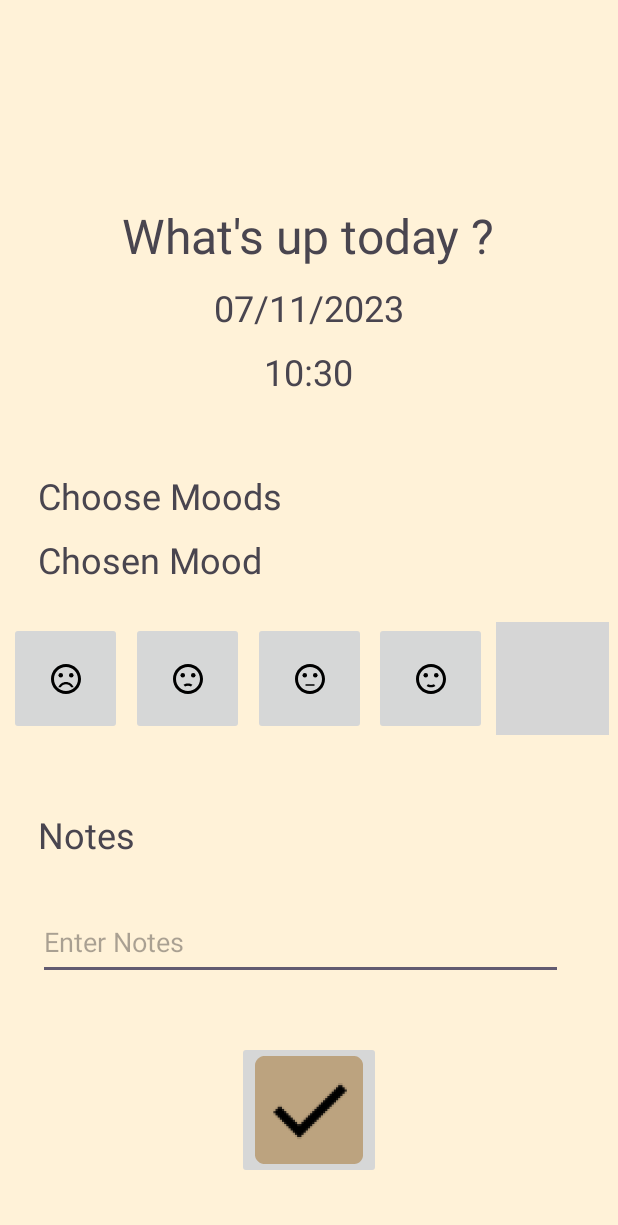
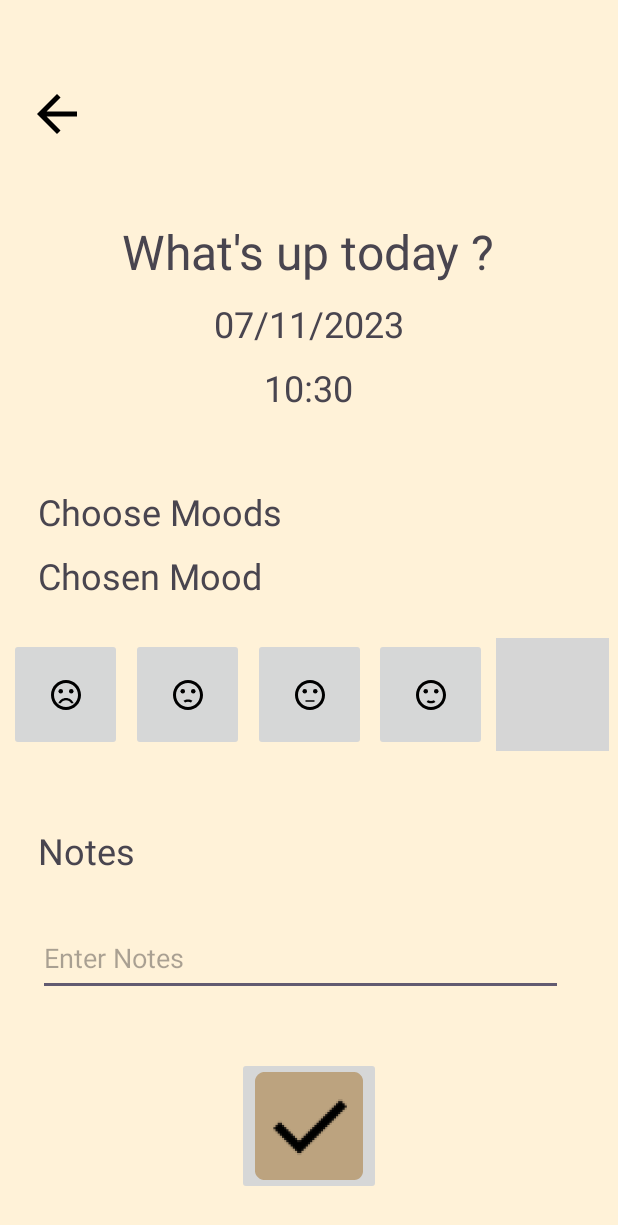
Before and after one commit to danielwidhiarto/Diary.ly, an Android app: the AddMoodsActivity screen opened directly, with no data from a screen before it, on a phone screen of 412 x 824 dp. Shown: the top 1225 px of the screen. Run offline under Robolectric (Android 15) with nearby library versions, the phone set to English and light mode, and no system bars; our stand-ins replace Firebase (no records; nobody signed in at launch, a user with empty details on screens opened directly); grey boxes are pictures that could not be loaded.

Commit message:
add moods back button

```diff
--- a/app/src/main/java/edu/bluejack23_1/diaryly/moods/AddMoodsActivity.kt
+++ b/app/src/main/java/edu/bluejack23_1/diaryly/moods/AddMoodsActivity.kt
@@ -6,6 +6,7 @@ import android.widget.ImageButton
 import android.widget.TextView
 import android.widget.Toast
 import androidx.appcompat.app.AppCompatActivity
+import androidx.appcompat.widget.AppCompatImageView
 import com.google.firebase.auth.FirebaseAuth
 import com.google.firebase.firestore.FirebaseFirestore
 import edu.bluejack23_1.diaryly.R
@@ -18,6 +19,7 @@ class AddMoodsActivity : AppCompatActivity() {
     private lateinit var chosenMoods: TextView
     private lateinit var etNotes: EditText
     private lateinit var saveButton: ImageButton
+    private lateinit var backButton: AppCompatImageView
 
     private var chosenMoodLevel: String = "Chosen Mood"
 
@@ -34,6 +36,7 @@ class AddMoodsActivity : AppCompatActivity() {
         chosenMoods = findViewById(R.id.moods)
         etNotes = findViewById(R.id.etNotes)
         saveButton = findViewById(R.id.saveButton)
+        backButton = findViewById(R.id.backButton)
 
         auth = FirebaseAuth.getInstance()
         firestore = FirebaseFirestore.getInstance()
@@ -51,7 +54,16 @@ class AddMoodsActivity : AppCompatActivity() {
         tvDate.text = "$date"
         tvTime.text = "$time"
 
+        (backButton as AppCompatImageView).setOnClickListener {
+            finish()
+        }
+
         saveButton.setOnClickListener {
+            if (chosenMoodLevel == "Chosen Mood") {
+                Toast.makeText(this, "Please choose a mood before saving", Toast.LENGTH_SHORT).show()
+                return@setOnClickListener
+            }
+
             val user = auth.currentUser
             if (user != null) {
                 // Get the user's ID
--- a/app/src/main/res/layout/activity_add_moods.xml
+++ b/app/src/main/res/layout/activity_add_moods.xml
@@ -8,11 +8,21 @@
     android:background="#FFF2D8"
     tools:context=".moods.AddMoodsActivity">
 
+    <ImageView
+        android:id="@+id/backButton"
+        android:layout_width="40dp"
+        android:layout_height="40dp"
+        android:layout_marginStart="18dp"
+        android:layout_marginTop="56dp"
+        app:layout_constraintStart_toStartOf="parent"
+        app:layout_constraintTop_toTopOf="parent"
+        android:src="@drawable/back_button"/>
+
     <TextView
         android:id="@+id/tvTitle"
         android:layout_width="wrap_content"
         android:layout_height="wrap_content"
-        android:layout_marginTop="135dp"
+        android:layout_marginTop="50dp"
         android:layout_gravity="center"
         android:text="What's up today ?"
         android:textAlignment="center"
```
